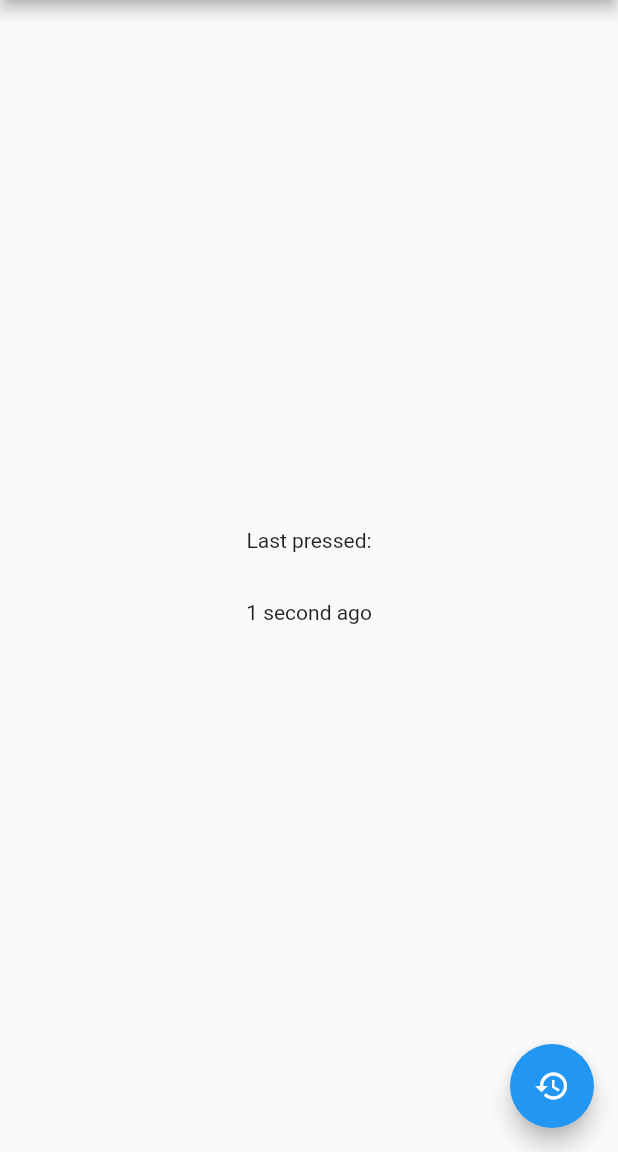
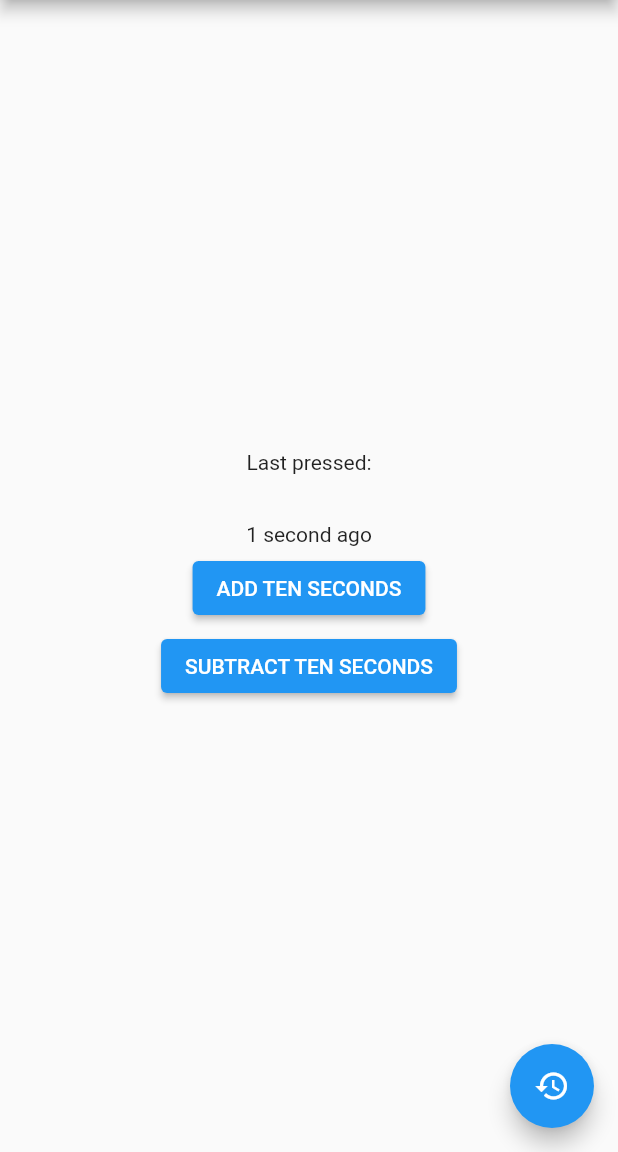
Before and after one commit to litlifesoftware/lit_relative_date_time, a Flutter app: the screen it shows after launch, after a tap on the "play arrow" icon, on a phone screen of 412 x 824 dp, the part 84-1236 px from its top. Run offline on Flutter 3.47's test engine with Material 2 defaults, Android fonts, the phone set to English and light mode, and no system bars.

Commit message:
Implement add and subtract buttons on `example`

```diff
--- a/example/lib/main.dart
+++ b/example/lib/main.dart
@@ -11,6 +11,7 @@ class MyApp extends StatelessWidget {
   @override
   Widget build(BuildContext context) {
     return MaterialApp(
+      debugShowCheckedModeBanner: false,
       title: 'LitRelativeDateTime',
       // Set the localization delegates you want to use.
       localizationsDelegates: [
@@ -45,6 +46,18 @@ class _MyHomePageState extends State<MyHomePage> with TickerProviderStateMixin {
     });
   }
 
+  void _add() {
+    setState(() {
+      _lastPressed = _lastPressed!.add(Duration(seconds: 10));
+    });
+  }
+
+  void _subtract() {
+    setState(() {
+      _lastPressed = _lastPressed!.subtract(Duration(seconds: 10));
+    });
+  }
+
   @override
   Widget build(BuildContext context) {
     return Scaffold(
@@ -74,13 +87,31 @@ class _MyHomePageState extends State<MyHomePage> with TickerProviderStateMixin {
             child: Padding(
               padding: const EdgeInsets.all(16.0),
               child: _lastPressed != null
-                  ? AnimatedRelativeDateTimeBuilder(
+                  ? Column(
+                      children: [
+                        AnimatedRelativeDateTimeBuilder(
                           date: _lastPressed!,
                           builder: (relDateTime, formatted) {
                             return Text(
                               formatted,
                             );
                           },
+                        ),
+                        SizedBox(height: 4.0),
+                        ElevatedButton(
+                          onPressed: _add,
+                          child: Text(
+                            "add ten seconds".toUpperCase(),
+                          ),
+                        ),
+                        SizedBox(height: 4.0),
+                        ElevatedButton(
+                          onPressed: _subtract,
+                          child: Text(
+                            "subtract ten seconds".toUpperCase(),
+                          ),
+                        )
+                      ],
                     )
                   : Text(
                       "Not Pressed Yet",
```
Lines whose indentation alone changed are shown as unchanged.
